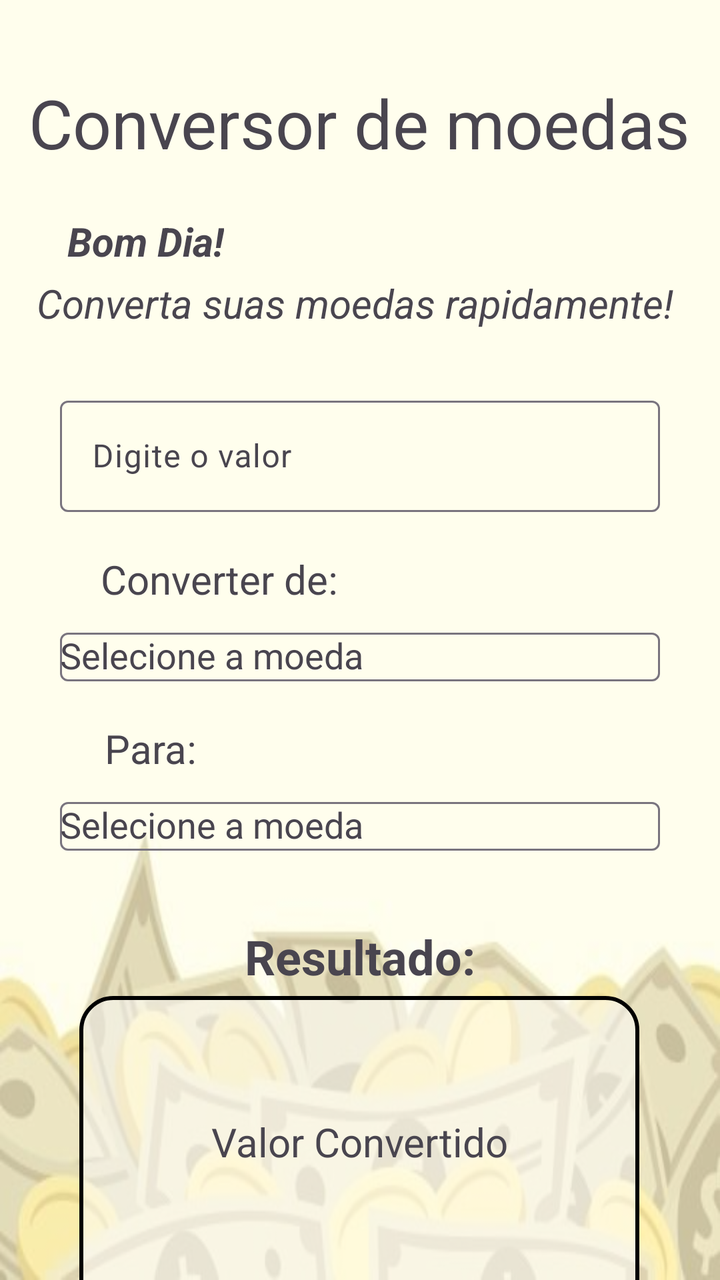
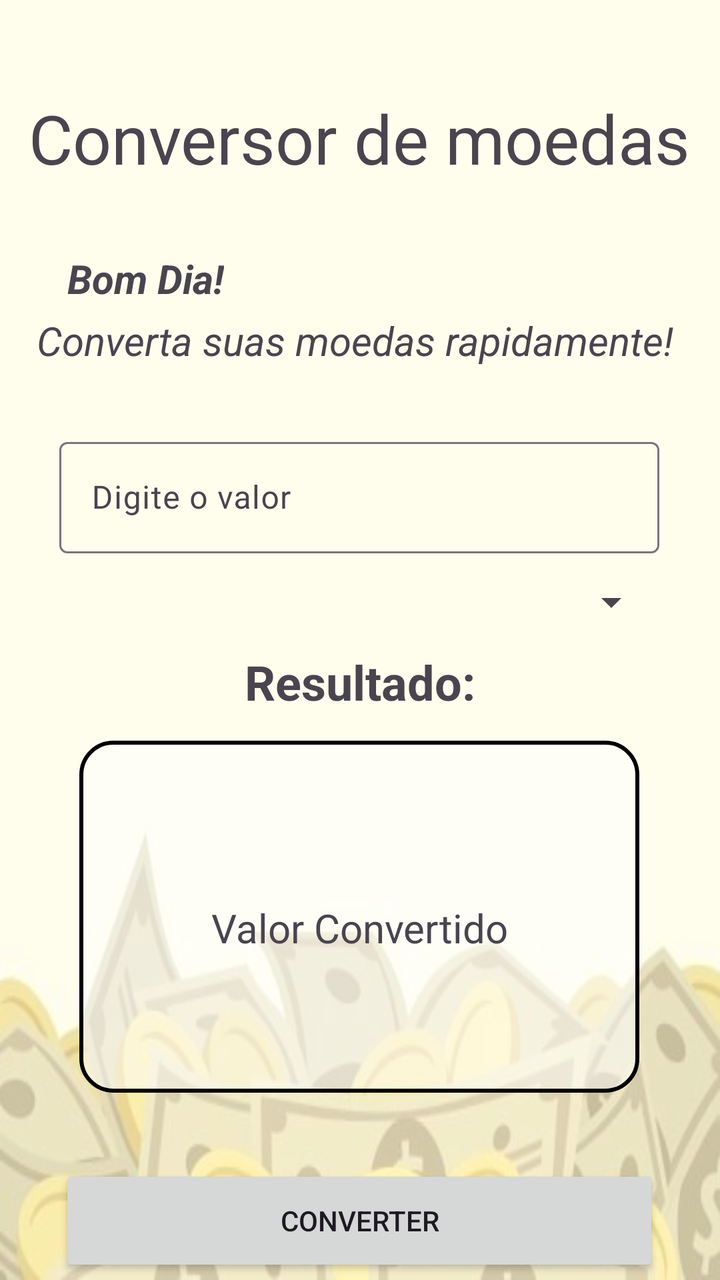

Two renders of the same Android screen: before a commit and after it. Below are the layout's source before the change and the commit's diff.
<!-- AndroidManifest.xml: application theme Theme.ConversorMoedas -->
<!-- res/layout/activity_main.xml -->
<?xml version="1.0" encoding="utf-8"?>
<androidx.constraintlayout.widget.ConstraintLayout xmlns:android="http://schemas.android.com/apk/res/android"
    xmlns:app="http://schemas.android.com/apk/res-auto"
    xmlns:tools="http://schemas.android.com/tools"
    android:id="@+id/main"
    android:layout_width="match_parent"
    android:layout_height="match_parent"
    android:background="@drawable/money"
    tools:context=".MainActivity">

    <ImageView

        android:id="@+id/imageView5"
        android:layout_width="368dp"
        android:layout_height="824dp"
        android:contentDescription="Minha forma geométrica"
        android:src="@drawable/retangulo"
        app:layout_constraintBottom_toBottomOf="parent"
        app:layout_constraintEnd_toEndOf="parent"
        app:layout_constraintStart_toStartOf="parent"
        app:layout_constraintTop_toTopOf="parent" />

    <TextView
        android:id="@+id/textView2"
        android:layout_width="wrap_content"
        android:layout_height="wrap_content"
        android:text="Conversor de moedas"
        android:textSize="34sp"
        app:layout_constraintBottom_toBottomOf="parent"
        app:layout_constraintEnd_toEndOf="parent"
        app:layout_constraintHorizontal_bias="0.493"
        app:layout_constraintStart_toStartOf="parent"
        app:layout_constraintTop_toTopOf="parent"
        app:layout_constraintVertical_bias="0.065" />

    <TextView
        android:id="@+id/textViewTempo"
        android:layout_width="wrap_content"
        android:layout_height="wrap_content"
        android:layout_marginTop="20dp"
        android:text="Bom Dia!"
        android:textSize="20sp"
        android:textStyle="bold|italic"
        app:layout_constraintBottom_toBottomOf="parent"
        app:layout_constraintEnd_toEndOf="parent"
        app:layout_constraintHorizontal_bias="0.12"
        app:layout_constraintStart_toStartOf="parent"
        app:layout_constraintTop_toBottomOf="@+id/textView2"
        app:layout_constraintVertical_bias="0.006" />

    <TextView
        android:id="@+id/textView3"
        android:layout_width="wrap_content"
        android:layout_height="wrap_content"
        android:layout_marginTop="4dp"
        android:text="Converta suas moedas rapidamente!"
        android:textSize="20sp"
        android:textStyle="italic"
        app:layout_constraintEnd_toEndOf="parent"
        app:layout_constraintHorizontal_bias="0.439"
        app:layout_constraintStart_toStartOf="parent"
        app:layout_constraintTop_toBottomOf="@+id/textViewTempo" />

    
    <com.google.android.material.textfield.TextInputLayout
        android:id="@+id/textInputLayout"
        android:layout_width="300dp"
        android:layout_height="wrap_content"
        android:layout_marginTop="30dp"
        app:layout_constraintEnd_toEndOf="parent"
        app:layout_constraintStart_toStartOf="parent"
        app:layout_constraintTop_toBottomOf="@+id/textView3">

        <com.google.android.material.textfield.TextInputEditText
            android:id="@+id/textInputEditTextValor"
            android:layout_width="match_parent"
            android:layout_height="wrap_content"
            android:hint="Digite o valor"
            android:inputType="numberDecimal" />

    </com.google.android.material.textfield.TextInputLayout>

    <TextView
        android:id="@+id/textView4"
        android:layout_width="wrap_content"
        android:layout_height="wrap_content"
        android:layout_marginTop="20dp"
        android:text="Converter de:"
        android:textSize="20sp"
        app:layout_constraintEnd_toEndOf="parent"
        app:layout_constraintHorizontal_bias="0.209"
        app:layout_constraintStart_toStartOf="parent"
        app:layout_constraintTop_toBottomOf="@+id/textInputLayout" />

    <com.google.android.material.textfield.TextInputLayout
        android:id="@+id/textInputLayout2"
        android:layout_width="300dp"
        android:layout_height="wrap_content"
        android:layout_marginTop="8dp"
        app:layout_constraintEnd_toEndOf="parent"
        app:layout_constraintStart_toStartOf="parent"
        app:layout_constraintTop_toBottomOf="@+id/textView4">

        <AutoCompleteTextView
            android:id="@+id/autoCompleteTextView"
            android:layout_width="match_parent"
            android:layout_height="wrap_content"
            android:hint="Selecione a moeda"
            android:inputType="none" />

    </com.google.android.material.textfield.TextInputLayout>

    
    <ImageView
        android:id="@+id/imageView3"
        android:layout_width="wrap_content"
        android:layout_height="wrap_content"
        android:contentDescription="Minha forma geométrica"
        android:src="@drawable/retangulo"
        app:layout_constraintTop_toBottomOf="@+id/textInputLayout2"
        app:layout_constraintStart_toStartOf="parent"
        app:layout_constraintEnd_toEndOf="parent" />

    <TextView
        android:id="@+id/textView42"
        android:layout_width="wrap_content"
        android:layout_height="wrap_content"
        android:layout_marginTop="20dp"
        android:text="Para:"
        android:textSize="20sp"
        app:layout_constraintEnd_toEndOf="parent"
        app:layout_constraintHorizontal_bias="0.167"
        app:layout_constraintStart_toStartOf="parent"
        app:layout_constraintTop_toBottomOf="@+id/textInputLayout2" />

    <com.google.android.material.textfield.TextInputLayout
        android:id="@+id/textInputLayout3"
        android:layout_width="300dp"
        android:layout_height="wrap_content"
        android:layout_marginTop="8dp"
        app:layout_constraintEnd_toEndOf="parent"
        app:layout_constraintStart_toStartOf="parent"
        app:layout_constraintTop_toBottomOf="@+id/textView42">

        <AutoCompleteTextView
            android:id="@+id/autoCompleteTextView2"
            android:layout_width="match_parent"
            android:layout_height="wrap_content"
            android:hint="Selecione a moeda"
            android:inputType="none" />

    </com.google.android.material.textfield.TextInputLayout>

    <ImageView

        android:id="@+id/imageView6"
        android:layout_width="280dp"
        android:layout_height="176dp"
        android:contentDescription="Campo resultado"
        android:src="@drawable/retangulo"
        app:layout_constraintBottom_toTopOf="@+id/buttConverter"
        app:layout_constraintEnd_toEndOf="parent"
        app:layout_constraintHorizontal_bias="0.496"
        app:layout_constraintStart_toStartOf="parent"
        app:layout_constraintTop_toBottomOf="@+id/textInputLayout3"
        app:layout_constraintVertical_bias="0.487" />

    <TextView
        android:id="@+id/textView6"
        android:layout_width="wrap_content"
        android:layout_height="wrap_content"
        android:layout_marginTop="30dp"
        android:text="Resultado:"
        android:textSize="24sp"
        android:textStyle="bold"
        app:layout_constraintBottom_toBottomOf="@+id/imageView5"
        app:layout_constraintEnd_toEndOf="parent"
        app:layout_constraintStart_toStartOf="parent"
        app:layout_constraintTop_toBottomOf="@+id/textInputLayout3"
        app:layout_constraintVertical_bias="0.027" />

    <Button
        android:id="@+id/buttConverter"
        android:layout_width="186dp"
        android:layout_height="56dp"
        android:layout_marginTop="256dp"
        android:text="Converter"
        app:layout_constraintEnd_toEndOf="parent"
        app:layout_constraintHorizontal_bias="0.497"
        app:layout_constraintStart_toStartOf="parent"
        app:layout_constraintTop_toBottomOf="@+id/textView6" />

    <TextView
        android:id="@+id/Resultado"
        android:layout_width="wrap_content"
        android:layout_height="wrap_content"
        android:text="Valor Convertido"
        android:textSize="20sp"
        app:layout_constraintBottom_toBottomOf="@+id/imageView6"
        app:layout_constraintEnd_toEndOf="@+id/imageView6"
        app:layout_constraintStart_toStartOf="@+id/imageView6"
        app:layout_constraintTop_toBottomOf="@+id/textView6"
        app:layout_constraintVertical_bias="0.412" />

</androidx.constraintlayout.widget.ConstraintLayout>
<!-- resources referenced by this layout -->
<resources>
  <!-- drawable money: jpg bitmap (drawable, 13356 bytes) -->
  <!-- drawable retangulo (drawable) -->
  <?xml version="1.0" encoding="utf-8"?>
  <shape xmlns:android="http://schemas.android.com/apk/res/android"
      android:shape="rectangle">
  
      
      <solid android:color="#80FFFFFF" />
  
      
      <corners android:radius="16dp" />
  
      
      <stroke
          android:width="2dp"
          android:color="#000000" />
  
  </shape>
  <style name="Theme.ConversorMoedas" parent="Base.Theme.ConversorMoedas" />
  <style name="Base.Theme.ConversorMoedas" parent="Theme.Material3.DayNight.NoActionBar">
          
          
      </style>
</resources>

<!-- the commit's change to res/layout/activity_main.xml (unified diff, before → after) -->
@@ -31,7 +31,7 @@
         app:layout_constraintHorizontal_bias="0.493"
         app:layout_constraintStart_toStartOf="parent"
         app:layout_constraintTop_toTopOf="parent"
-        app:layout_constraintVertical_bias="0.065" />
+        app:layout_constraintVertical_bias="0.078" />
 
     <TextView
         android:id="@+id/textViewTempo"
@@ -46,7 +46,7 @@
         app:layout_constraintHorizontal_bias="0.12"
         app:layout_constraintStart_toStartOf="parent"
         app:layout_constraintTop_toBottomOf="@+id/textView2"
-        app:layout_constraintVertical_bias="0.006" />
+        app:layout_constraintVertical_bias="0.028" />
 
     <TextView
         android:id="@+id/textView3"
@@ -62,17 +62,21 @@
         app:layout_constraintTop_toBottomOf="@+id/textViewTempo" />
 
     
+
+    
+
     <com.google.android.material.textfield.TextInputLayout
         android:id="@+id/textInputLayout"
         android:layout_width="300dp"
         android:layout_height="wrap_content"
-        android:layout_marginTop="30dp"
+        android:layout_marginTop="32dp"
         app:layout_constraintEnd_toEndOf="parent"
+        app:layout_constraintHorizontal_bias="0.495"
         app:layout_constraintStart_toStartOf="parent"
         app:layout_constraintTop_toBottomOf="@+id/textView3">
 
         <com.google.android.material.textfield.TextInputEditText
-            android:id="@+id/textInputEditTextValor"
+            android:id="@+id/txtValor"
             android:layout_width="match_parent"
             android:layout_height="wrap_content"
             android:hint="Digite o valor"
@@ -80,118 +84,57 @@
 
     </com.google.android.material.textfield.TextInputLayout>
 
-    <TextView
-        android:id="@+id/textView4"
-        android:layout_width="wrap_content"
-        android:layout_height="wrap_content"
-        android:layout_marginTop="20dp"
-        android:text="Converter de:"
-        android:textSize="20sp"
-        app:layout_constraintEnd_toEndOf="parent"
-        app:layout_constraintHorizontal_bias="0.209"
-        app:layout_constraintStart_toStartOf="parent"
-        app:layout_constraintTop_toBottomOf="@+id/textInputLayout" />
-
-    <com.google.android.material.textfield.TextInputLayout
-        android:id="@+id/textInputLayout2"
-        android:layout_width="300dp"
-        android:layout_height="wrap_content"
-        android:layout_marginTop="8dp"
-        app:layout_constraintEnd_toEndOf="parent"
-        app:layout_constraintStart_toStartOf="parent"
-        app:layout_constraintTop_toBottomOf="@+id/textView4">
-
-        <AutoCompleteTextView
-            android:id="@+id/autoCompleteTextView"
-            android:layout_width="match_parent"
-            android:layout_height="wrap_content"
-            android:hint="Selecione a moeda"
-            android:inputType="none" />
-
-    </com.google.android.material.textfield.TextInputLayout>
-
-    
     <ImageView
         android:id="@+id/imageView3"
         android:layout_width="wrap_content"
         android:layout_height="wrap_content"
         android:contentDescription="Minha forma geométrica"
         android:src="@drawable/retangulo"
-        app:layout_constraintTop_toBottomOf="@+id/textInputLayout2"
-        app:layout_constraintStart_toStartOf="parent"
-        app:layout_constraintEnd_toEndOf="parent" />
-
-    <TextView
-        android:id="@+id/textView42"
-        android:layout_width="wrap_content"
-        android:layout_height="wrap_content"
-        android:layout_marginTop="20dp"
-        android:text="Para:"
-        android:textSize="20sp"
-        app:layout_constraintEnd_toEndOf="parent"
-        app:layout_constraintHorizontal_bias="0.167"
-        app:layout_constraintStart_toStartOf="parent"
-        app:layout_constraintTop_toBottomOf="@+id/textInputLayout2" />
-
-    <com.google.android.material.textfield.TextInputLayout
-        android:id="@+id/textInputLayout3"
-        android:layout_width="300dp"
-        android:layout_height="wrap_content"
-        android:layout_marginTop="8dp"
         app:layout_constraintEnd_toEndOf="parent"
         app:layout_constraintStart_toStartOf="parent"
-        app:layout_constraintTop_toBottomOf="@+id/textView42">
-
-        <AutoCompleteTextView
-            android:id="@+id/autoCompleteTextView2"
-            android:layout_width="match_parent"
-            android:layout_height="wrap_content"
-            android:hint="Selecione a moeda"
-            android:inputType="none" />
-
-    </com.google.android.material.textfield.TextInputLayout>
+        tools:layout_editor_absoluteY="359dp" />
 
     <ImageView
 
         android:id="@+id/imageView6"
         android:layout_width="280dp"
         android:layout_height="176dp"
+        android:layout_marginBottom="36dp"
         android:contentDescription="Campo resultado"
         android:src="@drawable/retangulo"
         app:layout_constraintBottom_toTopOf="@+id/buttConverter"
         app:layout_constraintEnd_toEndOf="parent"
         app:layout_constraintHorizontal_bias="0.496"
-        app:layout_constraintStart_toStartOf="parent"
-        app:layout_constraintTop_toBottomOf="@+id/textInputLayout3"
-        app:layout_constraintVertical_bias="0.487" />
+        app:layout_constraintStart_toStartOf="parent" />
 
     <TextView
         android:id="@+id/textView6"
         android:layout_width="wrap_content"
         android:layout_height="wrap_content"
-        android:layout_marginTop="30dp"
         android:text="Resultado:"
         android:textSize="24sp"
         android:textStyle="bold"
-        app:layout_constraintBottom_toBottomOf="@+id/imageView5"
+        app:layout_constraintBottom_toTopOf="@+id/imageView6"
         app:layout_constraintEnd_toEndOf="parent"
         app:layout_constraintStart_toStartOf="parent"
-        app:layout_constraintTop_toBottomOf="@+id/textInputLayout3"
-        app:layout_constraintVertical_bias="0.027" />
+        app:layout_constraintTop_toBottomOf="@+id/textInputLayout"
+        app:layout_constraintVertical_bias="0.782" />
 
     <Button
         android:id="@+id/buttConverter"
-        android:layout_width="186dp"
+        android:layout_width="300dp"
         android:layout_height="56dp"
-        android:layout_marginTop="256dp"
         android:text="Converter"
+        app:cornerRadius="5dp"
+        app:layout_constraintBottom_toBottomOf="@+id/imageView5"
         app:layout_constraintEnd_toEndOf="parent"
         app:layout_constraintHorizontal_bias="0.497"
         app:layout_constraintStart_toStartOf="parent"
-        app:layout_constraintTop_toBottomOf="@+id/textView6" />
+        app:layout_constraintTop_toTopOf="@+id/imageView5"
+        app:layout_constraintVertical_bias="0.878" />
 
     <TextView
-        android:id="@+id/Resultado"
+        android:id="@+id/txtResultado"
         android:layout_width="wrap_content"
         android:layout_height="wrap_content"
         android:text="Valor Convertido"
@@ -200,6 +143,17 @@
         app:layout_constraintEnd_toEndOf="@+id/imageView6"
         app:layout_constraintStart_toStartOf="@+id/imageView6"
         app:layout_constraintTop_toBottomOf="@+id/textView6"
-        app:layout_constraintVertical_bias="0.412" />
+        app:layout_constraintVertical_bias="0.575" />
+
+    <Spinner
+        android:id="@+id/spinnerMoedas"
+        android:layout_width="300dp"
+        android:layout_height="56dp"
+        app:layout_constraintBottom_toTopOf="@+id/textView6"
+        app:layout_constraintEnd_toEndOf="parent"
+        app:layout_constraintHorizontal_bias="0.495"
+        app:layout_constraintStart_toStartOf="parent"
+        app:layout_constraintTop_toBottomOf="@+id/textInputLayout"
+        app:layout_constraintVertical_bias="0.468" />
 
 </androidx.constraintlayout.widget.ConstraintLayout>
